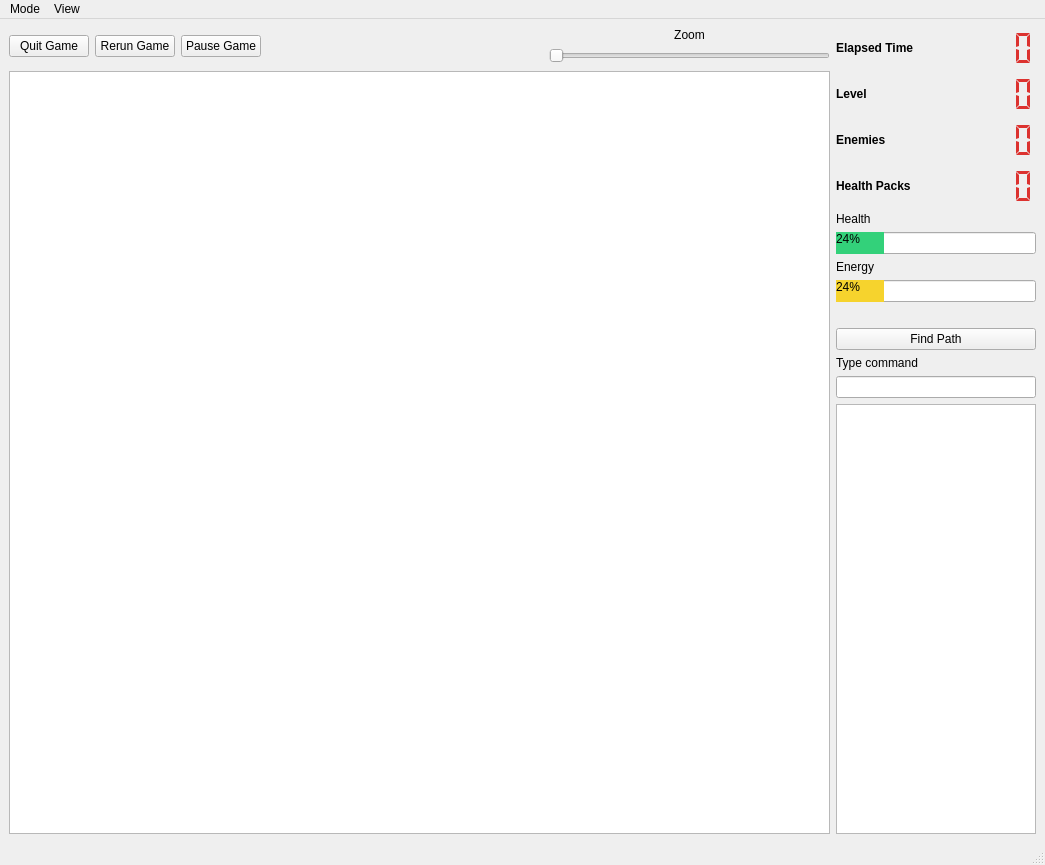
Qt form gamewindow.ui (nicogutz/APT-Qt-Game) before a commit.
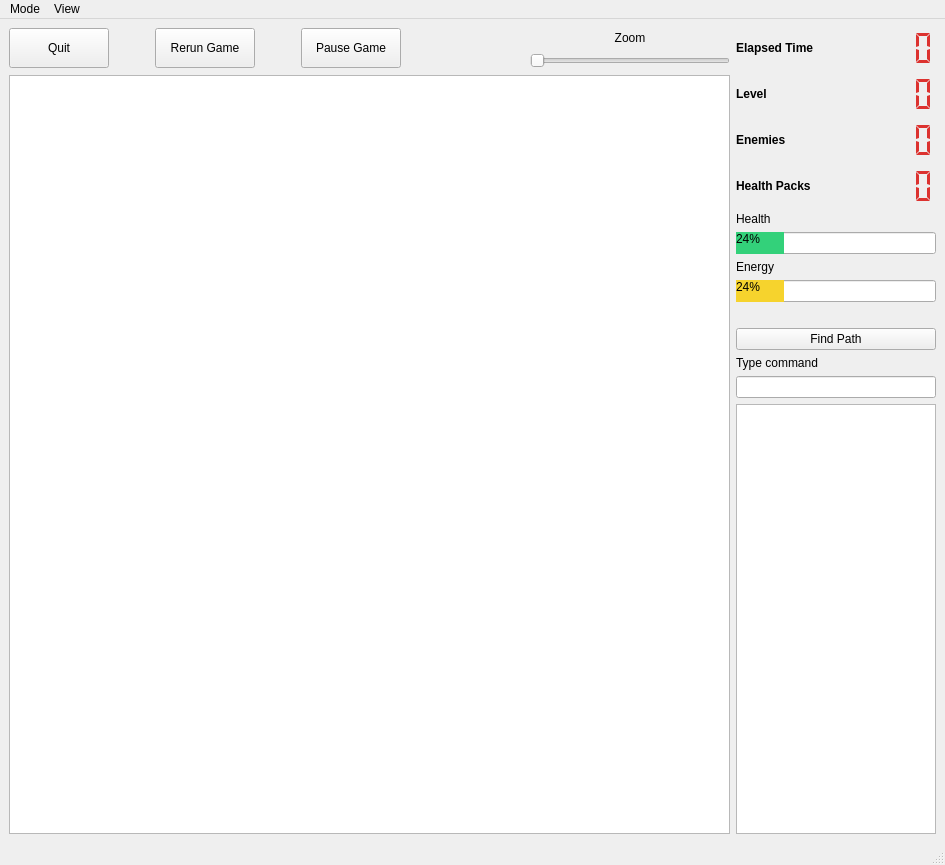
The same form after that commit. Icons and pictures are not drawn.

Patch:
```diff
--- a/gamewindow.ui
+++ b/gamewindow.ui
@@ -6,7 +6,7 @@
    <rect>
     <x>0</x>
     <y>0</y>
-    <width>1045</width>
+    <width>945</width>
     <height>865</height>
    </rect>
   </property>
@@ -25,16 +25,50 @@
            <layout class="QHBoxLayout" name="horizontalLayout_3">
             <item>
              <widget class="QPushButton" name="quit_game">
+              <property name="minimumSize">
+               <size>
+                <width>100</width>
+                <height>40</height>
+               </size>
+              </property>
+              <property name="layoutDirection">
+               <enum>Qt::LeftToRight</enum>
+              </property>
               <property name="styleSheet">
                <string notr="true"/>
               </property>
               <property name="text">
-               <string>Quit Game</string>
+               <string>Quit</string>
               </property>
              </widget>
             </item>
+            <item>
+             <spacer name="horizontalSpacer_3">
+              <property name="orientation">
+               <enum>Qt::Horizontal</enum>
+              </property>
+              <property name="sizeType">
+               <enum>QSizePolicy::Minimum</enum>
+              </property>
+              <property name="sizeHint" stdset="0">
+               <size>
+                <width>40</width>
+                <height>20</height>
+               </size>
+              </property>
+             </spacer>
+            </item>
             <item>
              <widget class="QPushButton" name="rerun_game_2">
+              <property name="minimumSize">
+               <size>
+                <width>100</width>
+                <height>40</height>
+               </size>
+              </property>
+              <property name="layoutDirection">
+               <enum>Qt::LeftToRight</enum>
+              </property>
               <property name="styleSheet">
                <string notr="true"/>
               </property>
@@ -43,8 +77,33 @@
               </property>
              </widget>
             </item>
+            <item>
+             <spacer name="horizontalSpacer_6">
+              <property name="orientation">
+               <enum>Qt::Horizontal</enum>
+              </property>
+              <property name="sizeType">
+               <enum>QSizePolicy::Minimum</enum>
+              </property>
+              <property name="sizeHint" stdset="0">
+               <size>
+                <width>40</width>
+                <height>20</height>
+               </size>
+              </property>
+             </spacer>
+            </item>
             <item>
              <widget class="QPushButton" name="pause">
+              <property name="minimumSize">
+               <size>
+                <width>100</width>
+                <height>40</height>
+               </size>
+              </property>
+              <property name="layoutDirection">
+               <enum>Qt::LeftToRight</enum>
+              </property>
               <property name="styleSheet">
                <string notr="true"/>
               </property>
@@ -91,26 +150,22 @@
             </item>
             <item>
              <widget class="QSlider" name="horizontalSlider">
-              <property name="orientation">
-               <enum>Qt::Horizontal</enum>
+              <property name="sizePolicy">
+               <sizepolicy hsizetype="Minimum" vsizetype="Fixed">
+                <horstretch>0</horstretch>
+                <verstretch>0</verstretch>
+               </sizepolicy>
               </property>
-             </widget>
-            </item>
-            <item>
-             <spacer name="horizontalSpacer_5">
-              <property name="orientation">
-               <enum>Qt::Horizontal</enum>
-              </property>
-              <property name="sizeType">
-               <enum>QSizePolicy::Minimum</enum>
-              </property>
-              <property name="sizeHint" stdset="0">
+              <property name="minimumSize">
                <size>
-                <width>40</width>
-                <height>1</height>
+                <width>200</width>
+                <height>0</height>
                </size>
               </property>
-             </spacer>
+              <property name="orientation">
+               <enum>Qt::Horizontal</enum>
+              </property>
+             </widget>
             </item>
            </layout>
           </item>
@@ -430,7 +485,7 @@
     <rect>
      <x>0</x>
      <y>0</y>
-     <width>1045</width>
+     <width>945</width>
      <height>22</height>
     </rect>
    </property>
```
Left out of the diff: 14 changed lines with no effect on the pictures.
